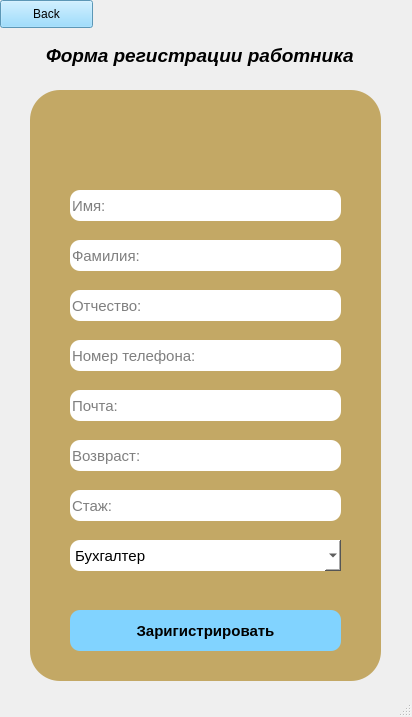
Qt form QtUI/UI_RegistrationWorker.ui (ItsCetrion/Kursach) before a commit.
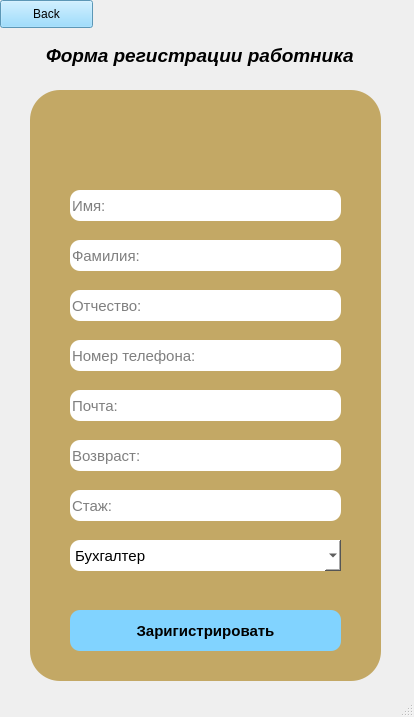
The same form after that commit. Icons and pictures are not drawn.

```diff
--- a/QtUI/UI_RegistrationWorker.ui
+++ b/QtUI/UI_RegistrationWorker.ui
@@ -6,7 +6,7 @@
    <rect>
     <x>0</x>
     <y>0</y>
-    <width>412</width>
+    <width>414</width>
     <height>717</height>
    </rect>
   </property>
```
Left out of the diff: 26 changed lines with no effect on the pictures.
